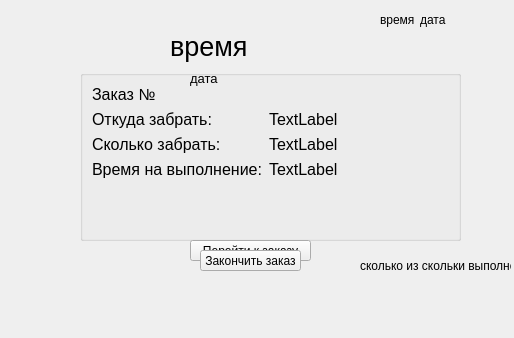
Qt form audi/mainwindow.ui (pascal-enjoyer/ARM) before a commit.
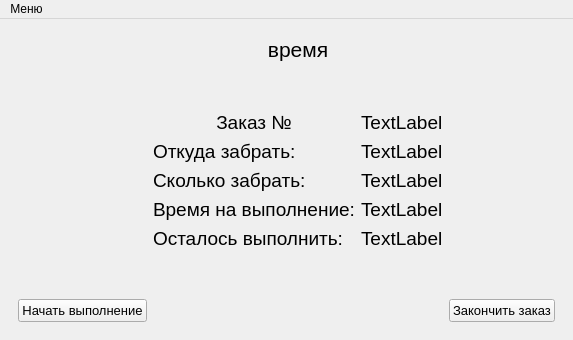
The same form after that commit. The open tabs and pages were chosen to show the change. Icons and pictures are not drawn.

Patch:
```diff
--- a/audi/mainwindow.ui
+++ b/audi/mainwindow.ui
@@ -6,192 +6,456 @@
    <rect>
     <x>0</x>
     <y>0</y>
-    <width>514</width>
-    <height>338</height>
+    <width>569</width>
+    <height>340</height>
    </rect>
   </property>
   <property name="windowTitle">
    <string>MainWindow</string>
   </property>
   <widget class="QWidget" name="centralwidget">
-   <widget class="QPushButton" name="pushButton">
-    <property name="geometry">
-     <rect>
-      <x>190</x>
-      <y>240</y>
-      <width>121</width>
-      <height>21</height>
-     </rect>
-    </property>
-    <property name="text">
-     <string>Перейти к заказу</string>
-    </property>
-   </widget>
-   <widget class="QPushButton" name="pushButton_2">
-    <property name="geometry">
-     <rect>
-      <x>200</x>
-      <y>250</y>
-      <width>101</width>
-      <height>21</height>
-     </rect>
-    </property>
-    <property name="text">
-     <string>Закончить заказ</string>
-    </property>
-   </widget>
-   <widget class="QLabel" name="time_label">
-    <property name="geometry">
-     <rect>
-      <x>170</x>
-      <y>30</y>
-      <width>311</width>
-      <height>33</height>
-     </rect>
-    </property>
-    <property name="font">
-     <font>
-      <pointsize>20</pointsize>
-     </font>
-    </property>
-    <property name="text">
-     <string>время</string>
-    </property>
-   </widget>
-   <widget class="QLabel" name="date_label">
-    <property name="geometry">
-     <rect>
-      <x>190</x>
-      <y>70</y>
-      <width>171</width>
-      <height>16</height>
-     </rect>
-    </property>
-    <property name="font">
-     <font>
-      <pointsize>10</pointsize>
-     </font>
-    </property>
-    <property name="text">
-     <string>дата</string>
-    </property>
-   </widget>
-   <widget class="QLabel" name="CaseGlTime">
-    <property name="geometry">
-     <rect>
-      <x>380</x>
-      <y>10</y>
-      <width>51</width>
-      <height>20</height>
-     </rect>
-    </property>
-    <property name="text">
-     <string>время</string>
-    </property>
-   </widget>
-   <widget class="QLabel" name="CaseGlData">
-    <property name="geometry">
-     <rect>
-      <x>420</x>
-      <y>10</y>
-      <width>81</width>
-      <height>20</height>
-     </rect>
-    </property>
-    <property name="text">
-     <string>дата</string>
-    </property>
-   </widget>
-   <widget class="QGroupBox" name="CasegroupBox">
-    <property name="geometry">
-     <rect>
-      <x>80</x>
-      <y>70</y>
-      <width>381</width>
-      <height>171</height>
-     </rect>
-    </property>
-    <property name="font">
-     <font>
-      <pointsize>12</pointsize>
-     </font>
-    </property>
+   <layout class="QGridLayout" name="gridLayout_2">
+    <item row="2" column="0">
+     <widget class="QStackedWidget" name="stackedWidget">
+      <property name="currentIndex">
+       <number>3</number>
+      </property>
+      <widget class="QWidget" name="start_groupbox">
+       <property name="sizePolicy">
+        <sizepolicy hsizetype="Preferred" vsizetype="Preferred">
+         <horstretch>3</horstretch>
+         <verstretch>3</verstretch>
+        </sizepolicy>
+       </property>
+       <property name="layoutDirection">
+        <enum>Qt::LeftToRight</enum>
+       </property>
+       <layout class="QGridLayout" name="gridLayout">
+        <item row="1" column="1">
+         <widget class="QLabel" name="time_label">
+          <property name="font">
+           <font>
+            <pointsize>26</pointsize>
+           </font>
+          </property>
+          <property name="text">
+           <string>время</string>
+          </property>
+          <property name="alignment">
+           <set>Qt::AlignCenter</set>
+          </property>
+         </widget>
+        </item>
+        <item row="0" column="1">
+         <spacer name="verticalSpacer_2">
+          <property name="orientation">
+           <enum>Qt::Vertical</enum>
+          </property>
+          <property name="sizeHint" stdset="0">
+           <size>
+            <width>20</width>
+            <height>40</height>
+           </size>
+          </property>
+         </spacer>
+        </item>
+        <item row="3" column="1">
+         <spacer name="verticalSpacer">
+          <property name="orientation">
+           <enum>Qt::Vertical</enum>
+          </property>
+          <property name="sizeHint" stdset="0">
+           <size>
+            <width>20</width>
+            <height>40</height>
+           </size>
+          </property>
+         </spacer>
+        </item>
+        <item row="1" column="0">
+         <spacer name="horizontalSpacer">
+          <property name="orientation">
+           <enum>Qt::Horizontal</enum>
+          </property>
+          <property name="sizeHint" stdset="0">
+           <size>
+            <width>40</width>
+            <height>20</height>
+           </size>
+          </property>
+         </spacer>
+        </item>
+        <item row="2" column="1">
+         <widget class="QLabel" name="date_label">
+          <property name="font">
+           <font>
+            <pointsize>16</pointsize>
+           </font>
+          </property>
+          <property name="text">
+           <string>дата</string>
+          </property>
+          <property name="alignment">
+           <set>Qt::AlignCenter</set>
+          </property>
+         </widget>
+        </item>
+        <item row="1" column="2">
+         <spacer name="horizontalSpacer_2">
+          <property name="orientation">
+           <enum>Qt::Horizontal</enum>
+          </property>
+          <property name="sizeHint" stdset="0">
+           <size>
+            <width>40</width>
+            <height>20</height>
+           </size>
+          </property>
+         </spacer>
+        </item>
+        <item row="4" column="0" colspan="3">
+         <widget class="QPushButton" name="pushButton">
+          <property name="font">
+           <font>
+            <pointsize>10</pointsize>
+           </font>
+          </property>
+          <property name="text">
+           <string>Перейти к заказу</string>
+          </property>
+         </widget>
+        </item>
+       </layout>
+      </widget>
+      <widget class="QWidget" name="case_group_box">
+       <layout class="QGridLayout" name="gridLayout_3">
+        <item row="2" column="1">
+         <layout class="QGridLayout" name="gridLayout_4">
+          <item row="2" column="1">
+           <widget class="QLabel" name="TimeLabelDyn">
+            <property name="font">
+             <font>
+              <pointsize>14</pointsize>
+             </font>
+            </property>
+            <property name="text">
+             <string>TextLabel</string>
+            </property>
+           </widget>
+          </item>
+          <item row="4" column="0">
+           <widget class="QLabel" name="label_4">
+            <property name="font">
+             <font>
+              <pointsize>14</pointsize>
+             </font>
+            </property>
+            <property name="text">
+             <string>Осталось выполнить:</string>
+            </property>
+           </widget>
+          </item>
+          <item row="0" column="1">
+           <widget class="QLabel" name="CaseNumber1">
+            <property name="font">
+             <font>
+              <pointsize>14</pointsize>
+             </font>
+            </property>
+            <property name="text">
+             <string>TextLabel</string>
+            </property>
+           </widget>
+          </item>
+          <item row="2" column="0">
+           <widget class="QLabel" name="label_3">
+            <property name="font">
+             <font>
+              <pointsize>14</pointsize>
+             </font>
+            </property>
+            <property name="text">
+             <string>Сколько забрать:</string>
+            </property>
+           </widget>
+          </item>
+          <item row="3" column="0">
+           <widget class="QLabel" name="label">
+            <property name="font">
+             <font>
+              <pointsize>14</pointsize>
+             </font>
+            </property>
+            <property name="text">
+             <string>Время на выполнение:</string>
+            </property>
+           </widget>
+          </item>
+          <item row="4" column="1">
+           <widget class="QLabel" name="CountOfCompleteLabel">
+            <property name="font">
+             <font>
+              <pointsize>14</pointsize>
+             </font>
+            </property>
+            <property name="text">
+             <string>TextLabel</string>
+            </property>
+           </widget>
+          </item>
+          <item row="1" column="1">
+           <widget class="QLabel" name="PlaceLabelDyn">
+            <property name="font">
+             <font>
+              <pointsize>14</pointsize>
+             </font>
+            </property>
+            <property name="text">
+             <string>TextLabel</string>
+            </property>
+           </widget>
+          </item>
+          <item row="0" column="0">
+           <widget class="QLabel" name="CaseNumber">
+            <property name="font">
+             <font>
+              <pointsize>14</pointsize>
+             </font>
+            </property>
+            <property name="text">
+             <string>Заказ №</string>
+            </property>
+            <property name="alignment">
+             <set>Qt::AlignCenter</set>
+            </property>
+           </widget>
+          </item>
+          <item row="3" column="1">
+           <widget class="QLabel" name="MoneyLabelDyn">
+            <property name="font">
+             <font>
+              <pointsize>14</pointsize>
+             </font>
+            </property>
+            <property name="text">
+             <string>TextLabel</string>
+            </property>
+           </widget>
+          </item>
+          <item row="1" column="0">
+           <widget class="QLabel" name="label_2">
+            <property name="font">
+             <font>
+              <pointsize>14</pointsize>
+             </font>
+            </property>
+            <property name="text">
+             <string>Откуда забрать:</string>
+            </property>
+           </widget>
+          </item>
+         </layout>
+        </item>
+        <item row="1" column="1">
+         <spacer name="verticalSpacer_4">
+          <property name="orientation">
+           <enum>Qt::Vertical</enum>
+          </property>
+          <property name="sizeHint" stdset="0">
+           <size>
+            <width>20</width>
+            <height>40</height>
+           </size>
+          </property>
+         </spacer>
+        </item>
+        <item row="3" column="1">
+         <spacer name="verticalSpacer_3">
+          <property name="orientation">
+           <enum>Qt::Vertical</enum>
+          </property>
+          <property name="sizeHint" stdset="0">
+           <size>
+            <width>20</width>
+            <height>40</height>
+           </size>
+          </property>
+         </spacer>
+        </item>
+        <item row="9" column="2">
+         <widget class="QPushButton" name="pushButton_2">
+          <property name="enabled">
+           <bool>true</bool>
+          </property>
+          <property name="font">
+           <font>
+            <pointsize>10</pointsize>
+           </font>
+          </property>
+          <property name="text">
+           <string>Закончить заказ</string>
+          </property>
+         </widget>
+        </item>
+        <item row="9" column="0">
+         <widget class="QPushButton" name="CaseStartButton">
+          <property name="font">
+           <font>
+            <pointsize>10</pointsize>
+           </font>
+          </property>
+          <property name="text">
+           <string>Начать выполнение</string>
+          </property>
+         </widget>
+        </item>
+        <item row="0" column="1">
+         <widget class="QLabel" name="CaseGlTime">
+          <property name="font">
+           <font>
+            <pointsize>16</pointsize>
+           </font>
+          </property>
+          <property name="text">
+           <string>время</string>
+          </property>
+          <property name="alignment">
+           <set>Qt::AlignCenter</set>
+          </property>
+         </widget>
+        </item>
+       </layout>
+      </widget>
+      <widget class="QWidget" name="final_group_box">
+       <layout class="QGridLayout" name="gridLayout_5">
+        <item row="1" column="0">
+         <widget class="QLabel" name="AllTimeEndLabel">
+          <property name="font">
+           <font>
+            <pointsize>22</pointsize>
+           </font>
+          </property>
+          <property name="text">
+           <string>TextLabel</string>
+          </property>
+          <property name="alignment">
+           <set>Qt::AlignLeading|Qt::AlignLeft|Qt::AlignTop</set>
+          </property>
+         </widget>
+        </item>
+        <item row="2" column="0">
+         <widget class="QPushButton" name="EndDayButton_3">
+          <property name="font">
+           <font>
+            <pointsize>10</pointsize>
+           </font>
+          </property>
+          <property name="text">
+           <string>Выйти</string>
+          </property>
+         </widget>
+        </item>
+       </layout>
+      </widget>
+      <widget class="QWidget" name="requests">
+       <widget class="QListWidget" name="listWidget">
+        <property name="geometry">
+         <rect>
+          <x>90</x>
+          <y>40</y>
+          <width>256</width>
+          <height>192</height>
+         </rect>
+        </property>
+       </widget>
+      </widget>
+      <widget class="QWidget" name="statistic">
+       <widget class="QLabel" name="UserInfo">
+        <property name="geometry">
+         <rect>
+          <x>10</x>
+          <y>150</y>
+          <width>141</width>
+          <height>16</height>
+         </rect>
+        </property>
+        <property name="font">
+         <font>
+          <pointsize>9</pointsize>
+         </font>
+        </property>
+        <property name="text">
+         <string>Имя Фамилия</string>
+        </property>
+        <property name="alignment">
+         <set>Qt::AlignCenter</set>
+        </property>
+       </widget>
+       <widget class="QFrame" name="profile_image">
+        <property name="geometry">
+         <rect>
+          <x>10</x>
+          <y>10</y>
+          <width>140</width>
+          <height>140</height>
+         </rect>
+        </property>
+        <property name="minimumSize">
+         <size>
+          <width>140</width>
+          <height>140</height>
+         </size>
+        </property>
+        <property name="maximumSize">
+         <size>
+          <width>140</width>
+          <height>140</height>
+         </size>
+        </property>
+        <property name="styleSheet">
+         <string notr="true">border-radius:8px; border: 1px solid gray;</string>
+        </property>
+        <property name="frameShape">
+         <enum>QFrame::StyledPanel</enum>
+        </property>
+        <property name="frameShadow">
+         <enum>QFrame::Raised</enum>
+        </property>
+       </widget>
+       <widget class="QListWidget" name="case_list">
+        <property name="geometry">
+         <rect>
+          <x>160</x>
+          <y>10</y>
+          <width>391</width>
+          <height>281</height>
+         </rect>
+        </property>
+       </widget>
+      </widget>
+     </widget>
+    </item>
+   </layout>
+  </widget>
+  <widget class="QMenuBar" name="menuBar">
+   <property name="geometry">
+    <rect>
+     <x>0</x>
+     <y>0</y>
+     <width>569</width>
+     <height>20</height>
+    </rect>
+   </property>
+   <widget class="QMenu" name="menu">
     <property name="title">
-     <string/>
+     <string>Меню</string>
     </property>
-    <layout class="QFormLayout" name="formLayout">
-     <item row="0" column="0">
-      <widget class="QLabel" name="CaseNumber">
-       <property name="text">
-        <string>Заказ №</string>
-       </property>
-      </widget>
-     </item>
-     <item row="1" column="0">
-      <widget class="QLabel" name="label_2">
-       <property name="text">
-        <string>Откуда забрать:</string>
-       </property>
-      </widget>
-     </item>
-     <item row="1" column="1">
-      <widget class="QLabel" name="PlaceLabelDyn">
-       <property name="text">
-        <string>TextLabel</string>
-       </property>
-      </widget>
-     </item>
-     <item row="2" column="0">
-      <widget class="QLabel" name="label_3">
-       <property name="text">
-        <string>Сколько забрать:</string>
-       </property>
-      </widget>
-     </item>
-     <item row="2" column="1">
-      <widget class="QLabel" name="TimeLabelDyn">
-       <property name="text">
-        <string>TextLabel</string>
-       </property>
-      </widget>
-     </item>
-     <item row="3" column="0">
-      <widget class="QLabel" name="label">
-       <property name="text">
-        <string>Время на выполнение:</string>
-       </property>
-      </widget>
-     </item>
-     <item row="3" column="1">
-      <widget class="QLabel" name="MoneyLabelDyn">
-       <property name="text">
-        <string>TextLabel</string>
-       </property>
-      </widget>
-     </item>
-    </layout>
+    <addaction name="action"/>
+    <addaction name="action_3"/>
+    <addaction name="separator"/>
+    <addaction name="action_4"/>
    </widget>
-   <widget class="QLabel" name="CountOfCompleteLabel">
-    <property name="geometry">
-     <rect>
-      <x>360</x>
-      <y>250</y>
-      <width>151</width>
-      <height>31</height>
-     </rect>
-    </property>
-    <property name="text">
-     <string>сколько из скольки выполнено</string>
-    </property>
-   </widget>
-   <zorder>CasegroupBox</zorder>
-   <zorder>pushButton</zorder>
-   <zorder>pushButton_2</zorder>
-   <zorder>time_label</zorder>
-   <zorder>date_label</zorder>
-   <zorder>CaseGlTime</zorder>
-   <zorder>CaseGlData</zorder>
-   <zorder>CountOfCompleteLabel</zorder>
+   <addaction name="menu"/>
   </widget>
  </widget>
  <resources/>
```
Left out of the diff: 31 changed lines with no effect on the pictures.
